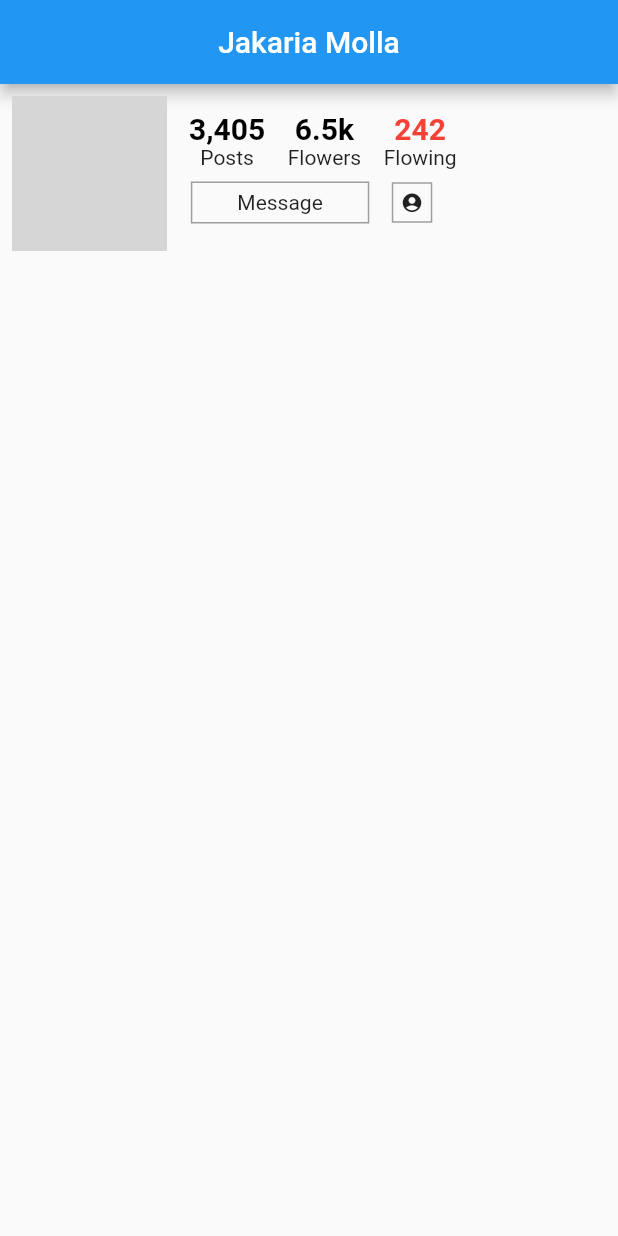
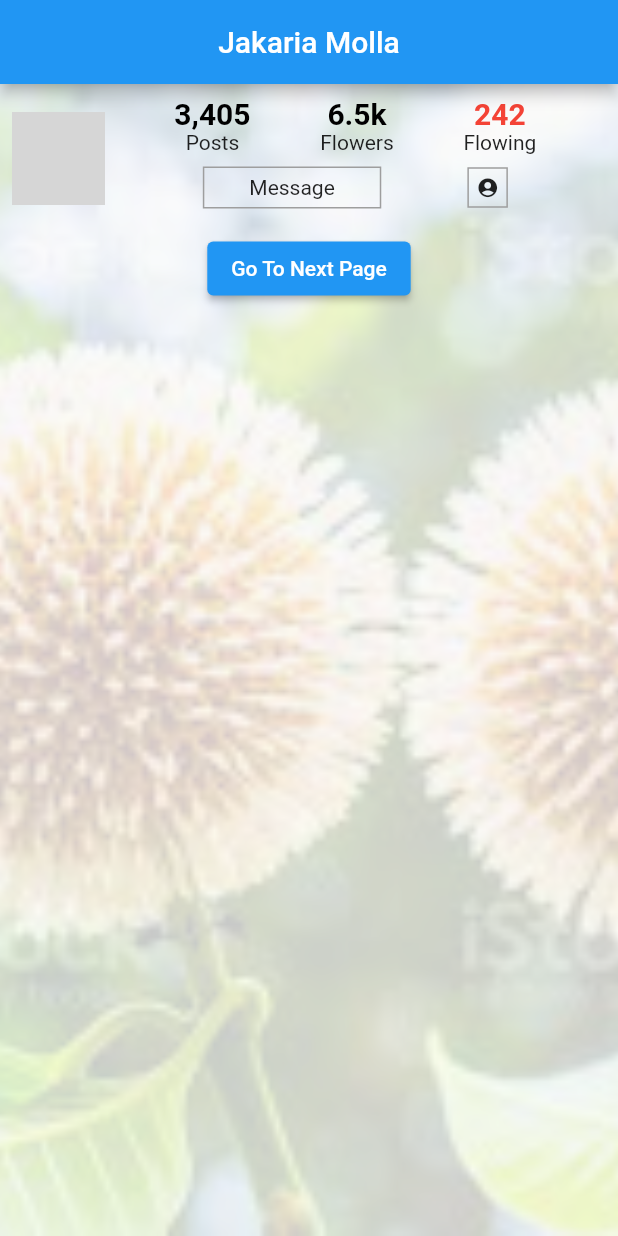
Before and after one commit to ttcapp/jakaria_demo_new, a Flutter app: the screen it shows after launch, on a phone screen of 412 x 824 dp. Run offline on Flutter 3.47's test engine with Material 2 defaults, Android fonts, the phone set to English and light mode, and no system bars; network calls fail; grey boxes are pictures that could not be loaded.

Commit message:
Jakaria_Demo First Commit

```diff
--- a/lib/my_home_page.dart
+++ b/lib/my_home_page.dart
@@ -1,4 +1,5 @@
 import 'package:flutter/material.dart';
+import 'package:jakaria_demo/second_page.dart';
 String imgSrcAvatar="https://encrypted-tbn0.gstatic.com/images?q=tbn:ANd9GcQ2ErYG1XvLfC20RitfecW2b_1q2WYwTA1t9Q&usqp=CAU";
 class MyHomePage extends StatefulWidget {
   const MyHomePage({Key? key}) : super(key: key);
@@ -18,15 +19,24 @@ class _MyHomePageState extends State<MyHomePage> {
         centerTitle: true,
         title: Text("Jakaria Molla"),
       ),
-      body: Column(
+      body: Container(
+        decoration: BoxDecoration(
+          image: DecorationImage(
+            image: AssetImage("assets/images/Image5.jpg"),
+            fit: BoxFit.cover,
+            colorFilter: ColorFilter
+                .mode(Colors.black12.withOpacity(0.2),
+                BlendMode.dstATop))
+          ),
+        child: Column(
           children: [
             Padding(
               padding: const EdgeInsets.all(8.0),
               child: Row(
                 children: [
                   Container(
-                  height: width*0.25,
-                  width: width*0.25,
+                    height: width*0.15,
+                    width: width*0.15,
                     decoration: BoxDecoration(
                       image: DecorationImage(
                           image: NetworkImage(
@@ -38,12 +48,13 @@ class _MyHomePageState extends State<MyHomePage> {
                           color: Colors.deepOrangeAccent)
                     ),
                   ),
-                Column(
+                  Expanded(
+                    child: Column(
                       children: [
                         Row(
                           children: [
-                        SizedBox(
-                          width: 15,),
+                            Spacer(),
+
                             Column(
                              children: [
                                Text("3,405",
@@ -55,7 +66,7 @@ class _MyHomePageState extends State<MyHomePage> {
                                Text("Posts"),
                              ],
                            ),
-                        SizedBox(width: 15,),
+                            Spacer(),
                             Column(
                               children: [
                                 Text("6.5k",
@@ -67,7 +78,7 @@ class _MyHomePageState extends State<MyHomePage> {
                                 Text("Flowers"),
                               ],
                             ),
-                        SizedBox(width: 15,),
+                            Spacer(),
                             Column(
                               children: [
                                 Text("242",
@@ -79,12 +90,14 @@ class _MyHomePageState extends State<MyHomePage> {
                                 Text("Flowing"),
                               ],
                             ),
+                            Spacer(),
                           ],
                         ),
                         Padding(
                           padding: const EdgeInsets.all(8.0),
                           child: Row(
                             children: [
+                              Spacer(),
                               Container(
                                 child: Padding(
                                   padding: const EdgeInsets.only(
@@ -98,9 +111,7 @@ class _MyHomePageState extends State<MyHomePage> {
                                   )
                                 ),
                               ),
-                          SizedBox(
-                            width: 15,
-                          ),
+                              Spacer(),
                               Container(
                                 child: Padding(
                                   padding: const EdgeInsets.only(
@@ -115,15 +126,26 @@ class _MyHomePageState extends State<MyHomePage> {
                                     )
                                 ),
                               ),
+                              Spacer(),
                             ],
                           ),
                         )
                       ],
                     ),
+                  ),
                 ],
               ),
+            ),
+           ElevatedButton(
+               onPressed: (){
+                Navigator.push(context,
+                    MaterialPageRoute(builder:
+                (context)=>SecondPage()));
+               },
+               child: Text("Go To Next Page")
            )
           ],
+        ),
       ),
     );
   }
--- a/pubspec.yaml
+++ b/pubspec.yaml
@@ -45,9 +45,9 @@ flutter:
   uses-material-design: true
 
   # To add assets to your application, add an assets section, like this:
-  # assets:
-  #   - images/a_dot_burr.jpeg
-  #   - images/a_dot_ham.jpeg
+  assets:
+    - assets/images/
+  # - images/a_dot_ham.jpeg
 
   # An image asset can refer to one or more resolution-specific "variants", see
   # https://flutter.dev/assets-and-images/#resolution-aware.
```
Also changed, not shown: lib/second_page.dart (added, +19 -0 lines), assets/images/Image4.jpeg (added), assets/images/Image5.jpg (added), assets/images/Image6.png (added). Lines whose indentation alone changed are shown as unchanged.
